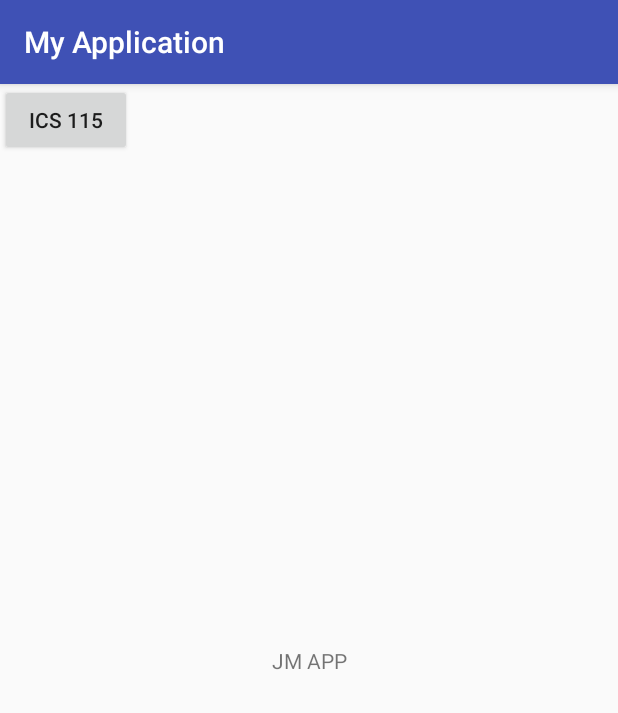
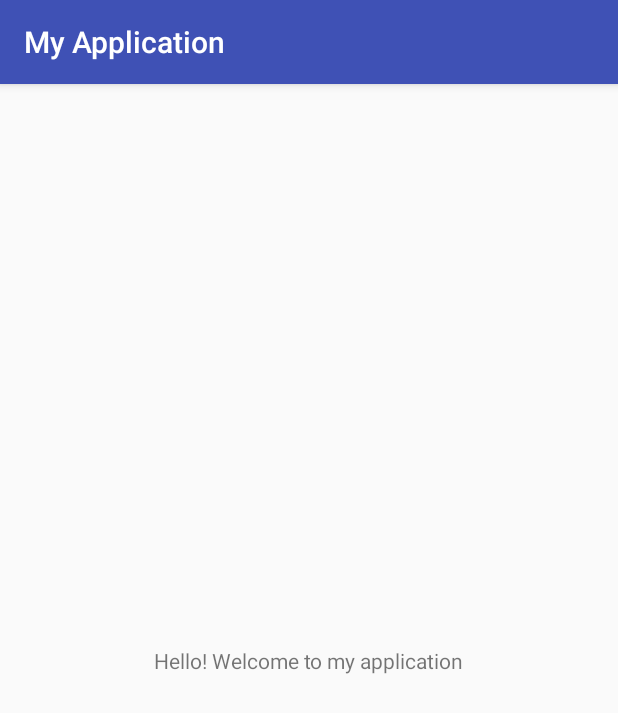
Before and after one commit to jsmanzana/AndroidApp, an Android app: the screen it shows after launch (MainActivity), on a phone screen of 412 x 824 dp. Shown: the top 713 px of the screen. Run offline under Robolectric (Android 15) with nearby library versions, the phone set to English and light mode, and no system bars.

Commit message:
changes 23/08/2018 ver2

```diff
--- a/app/src/main/res/layout/activity_main.xml
+++ b/app/src/main/res/layout/activity_main.xml
@@ -9,18 +9,10 @@
     <TextView
         android:layout_width="wrap_content"
         android:layout_height="wrap_content"
-        android:text="JM APP"
+        android:text="Hello! Welcome to my application"
         app:layout_constraintBottom_toBottomOf="parent"
         app:layout_constraintLeft_toLeftOf="parent"
         app:layout_constraintRight_toRightOf="parent"
         app:layout_constraintTop_toTopOf="parent" />
 
-    <Button
-        android:id="@+id/button"
-        android:layout_width="wrap_content"
-        android:layout_height="wrap_content"
-        android:text="ICS 115"
-        tools:layout_editor_absoluteX="16dp"
-        tools:layout_editor_absoluteY="43dp" />
-
 </android.support.constraint.ConstraintLayout>
```
